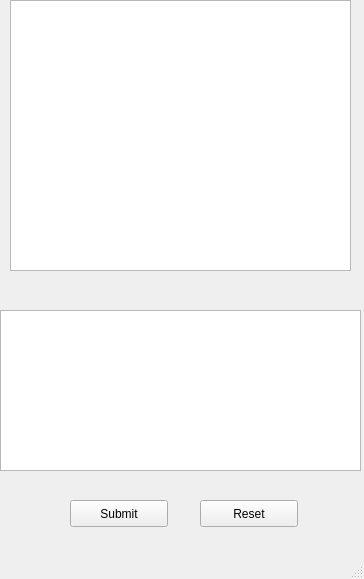
Above: TheApp/chat.ui from krishna0512/drf before the change. Below: the same form after it.
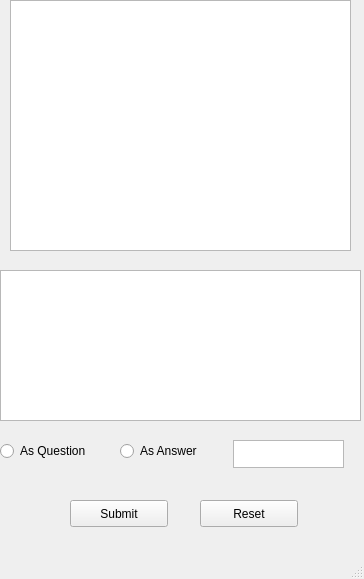
That is the form after the change.

The edit to the form file:
```diff
--- a/TheApp/chat.ui
+++ b/TheApp/chat.ui
@@ -18,9 +18,9 @@
     <property name="geometry">
      <rect>
       <x>0</x>
-      <y>310</y>
+      <y>270</y>
       <width>361</width>
-      <height>161</height>
+      <height>151</height>
      </rect>
     </property>
    </widget>
@@ -56,7 +56,43 @@
       <x>10</x>
       <y>0</y>
       <width>341</width>
-      <height>271</height>
+      <height>251</height>
+     </rect>
+    </property>
+   </widget>
+   <widget class="QRadioButton" name="isQues">
+    <property name="geometry">
+     <rect>
+      <x>0</x>
+      <y>440</y>
+      <width>116</width>
+      <height>22</height>
+     </rect>
+    </property>
+    <property name="text">
+     <string>As Question</string>
+    </property>
+   </widget>
+   <widget class="QRadioButton" name="isAns">
+    <property name="geometry">
+     <rect>
+      <x>120</x>
+      <y>440</y>
+      <width>116</width>
+      <height>22</height>
+     </rect>
+    </property>
+    <property name="text">
+     <string>As Answer</string>
+    </property>
+   </widget>
+   <widget class="QPlainTextEdit" name="tagArea">
+    <property name="geometry">
+     <rect>
+      <x>233</x>
+      <y>440</y>
+      <width>111</width>
+      <height>28</height>
      </rect>
     </property>
    </widget>
```
